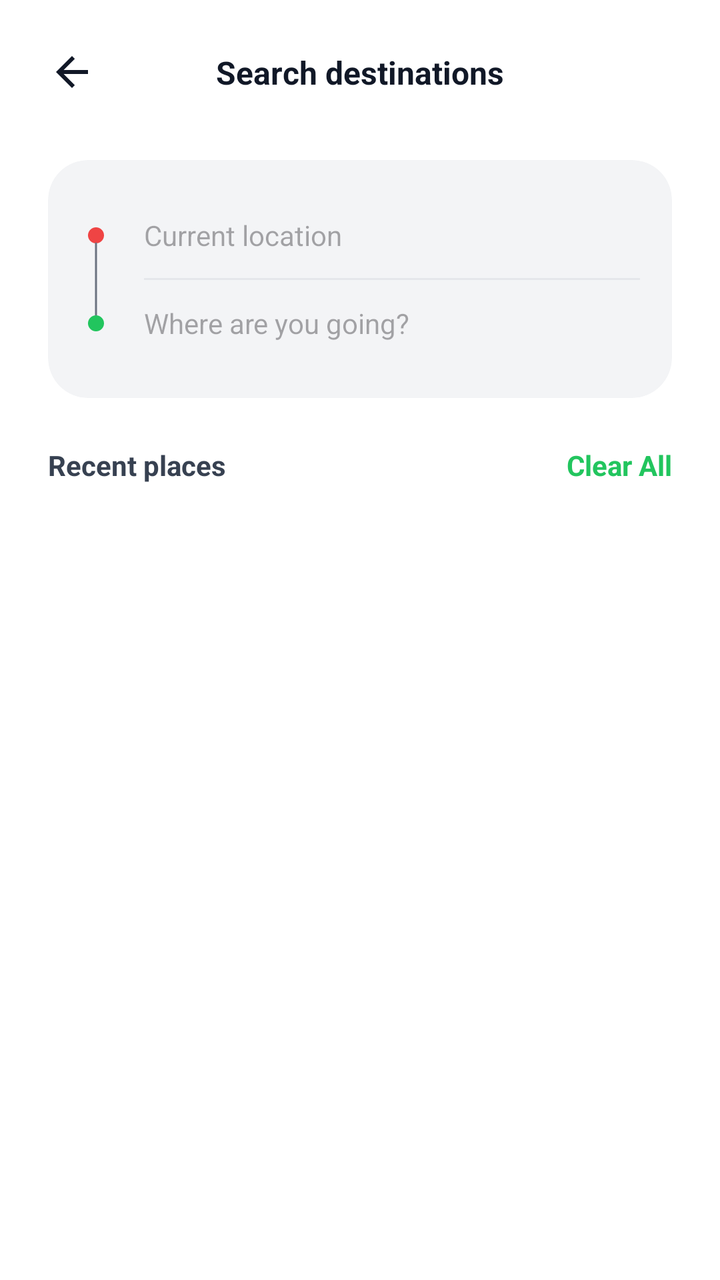
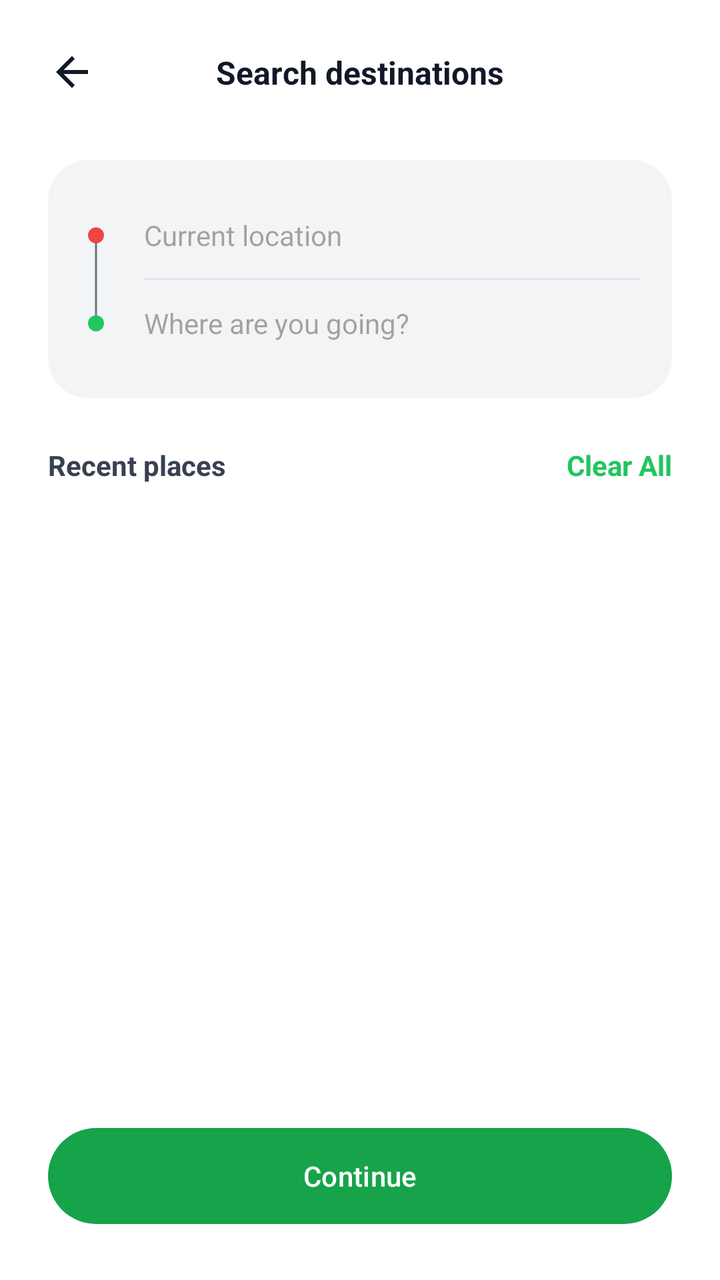

The first picture is an Android layout as it rendered before a commit; the second is the same layout after the commit. The layout source and the unified diff follow.
<!-- AndroidManifest.xml: application theme Theme.GoRide -->
<!-- res/layout/fragment_search_destination.xml -->
<?xml version="1.0" encoding="utf-8"?>
<androidx.constraintlayout.widget.ConstraintLayout xmlns:android="http://schemas.android.com/apk/res/android"
    xmlns:app="http://schemas.android.com/apk/res-auto"
    xmlns:tools="http://schemas.android.com/tools"
    android:layout_width="match_parent"
    android:layout_height="match_parent"
    android:background="@color/white"
    android:padding="24dp">

    <ImageView
        android:id="@+id/btnBack"
        android:layout_width="24dp"
        android:layout_height="24dp"
        android:src="@drawable/ic_arrow_back"
        app:layout_constraintStart_toStartOf="parent"
        app:layout_constraintTop_toTopOf="parent"
        app:tint="@color/gray_900" />

    <TextView
        android:layout_width="wrap_content"
        android:layout_height="wrap_content"
        android:text="Search destinations"
        android:textColor="@color/gray_900"
        android:textSize="16sp"
        android:textStyle="bold"
        app:layout_constraintBottom_toBottomOf="@id/btnBack"
        app:layout_constraintEnd_toEndOf="parent"
        app:layout_constraintStart_toStartOf="parent"
        app:layout_constraintTop_toTopOf="@id/btnBack" />

    <com.google.android.material.card.MaterialCardView
        android:id="@+id/cardInputs"
        android:layout_width="match_parent"
        android:layout_height="wrap_content"
        android:layout_marginTop="32dp"
        app:cardBackgroundColor="@color/gray_100"
        app:cardCornerRadius="20dp"
        app:strokeWidth="0dp"
        app:layout_constraintTop_toBottomOf="@id/btnBack">

        <androidx.constraintlayout.widget.ConstraintLayout
            android:layout_width="match_parent"
            android:layout_height="wrap_content"
            android:padding="16dp">

            <ImageView
                android:id="@+id/ivIndicator"
                android:layout_width="16dp"
                android:layout_height="60dp"
                android:src="@drawable/ic_route_indicator"
                app:layout_constraintBottom_toBottomOf="parent"
                app:layout_constraintStart_toStartOf="parent"
                app:layout_constraintTop_toTopOf="parent" />

            <EditText
                android:id="@+id/etPickup"
                android:layout_width="0dp"
                android:layout_height="wrap_content"
                android:layout_marginStart="16dp"
                android:background="@null"
                android:hint="Current location"
                android:paddingVertical="12dp"
                android:textColor="@color/gray_900"
                android:textSize="14sp"
                app:layout_constraintEnd_toEndOf="parent"
                app:layout_constraintStart_toEndOf="@id/ivIndicator"
                app:layout_constraintTop_toTopOf="parent" />

            <View
                android:layout_width="0dp"
                android:layout_height="1dp"
                android:background="@color/gray_200"
                app:layout_constraintBottom_toTopOf="@id/etDestination"
                app:layout_constraintEnd_toEndOf="parent"
                app:layout_constraintStart_toStartOf="@id/etPickup"
                app:layout_constraintTop_toBottomOf="@id/etPickup" />

            <EditText
                android:id="@+id/etDestination"
                android:layout_width="0dp"
                android:layout_height="wrap_content"
                android:background="@null"
                android:hint="Where are you going?"
                android:paddingVertical="12dp"
                android:textColor="@color/gray_900"
                android:textSize="14sp"
                app:layout_constraintBottom_toBottomOf="parent"
                app:layout_constraintEnd_toEndOf="parent"
                app:layout_constraintStart_toStartOf="@id/etPickup" />

        </androidx.constraintlayout.widget.ConstraintLayout>
    </com.google.android.material.card.MaterialCardView>

    <TextView
        android:id="@+id/tvRecentHeader"
        android:layout_width="wrap_content"
        android:layout_height="wrap_content"
        android:layout_marginTop="24dp"
        android:text="Recent places"
        android:textColor="@color/gray_700"
        android:textStyle="bold"
        app:layout_constraintStart_toStartOf="parent"
        app:layout_constraintTop_toBottomOf="@id/cardInputs" />

    <TextView
        android:id="@+id/btnClearAll"
        android:layout_width="wrap_content"
        android:layout_height="wrap_content"
        android:text="Clear All"
        android:textColor="@color/success"
        android:textStyle="bold"
        app:layout_constraintBottom_toBottomOf="@id/tvRecentHeader"
        app:layout_constraintEnd_toEndOf="parent"
        app:layout_constraintTop_toTopOf="@id/tvRecentHeader" />

    <androidx.recyclerview.widget.RecyclerView
        android:id="@+id/rvRecentPlaces"
        android:layout_width="match_parent"
        android:layout_height="0dp"
        android:layout_marginTop="16dp"
        app:layout_constraintBottom_toBottomOf="parent"
        app:layout_constraintTop_toBottomOf="@id/tvRecentHeader"
        tools:listitem="@layout/item_recent_place" />

</androidx.constraintlayout.widget.ConstraintLayout>
<!-- res/layout/item_recent_place.xml (included above) -->
<?xml version="1.0" encoding="utf-8"?>
<androidx.constraintlayout.widget.ConstraintLayout xmlns:android="http://schemas.android.com/apk/res/android"
    xmlns:app="http://schemas.android.com/apk/res-auto"
    android:layout_width="match_parent"
    android:layout_height="wrap_content"
    android:paddingVertical="12dp">

    <ImageView
        android:id="@+id/ivIcon"
        android:layout_width="24dp"
        android:layout_height="24dp"
        android:src="@drawable/ic_clock"
        app:layout_constraintStart_toStartOf="parent"
        app:layout_constraintTop_toTopOf="parent"
        app:tint="@color/gray_900" />

    <TextView
        android:id="@+id/tvName"
        android:layout_width="0dp"
        android:layout_height="wrap_content"
        android:layout_marginStart="16dp"
        android:text="Office"
        android:textColor="@color/gray_900"
        android:textSize="14sp"
        android:textStyle="bold"
        app:layout_constraintEnd_toStartOf="@id/tvDistance"
        app:layout_constraintStart_toEndOf="@id/ivIcon"
        app:layout_constraintTop_toTopOf="parent" />

    <TextView
        android:id="@+id/tvAddress"
        android:layout_width="0dp"
        android:layout_height="wrap_content"
        android:text="2972 Westheimer Rd. Santa Ana, Illinois 85486"
        android:textColor="@color/gray_500"
        android:textSize="12sp"
        app:layout_constraintEnd_toEndOf="@id/tvName"
        app:layout_constraintStart_toStartOf="@id/tvName"
        app:layout_constraintTop_toBottomOf="@id/tvName" />

    <TextView
        android:id="@+id/tvDistance"
        android:layout_width="wrap_content"
        android:layout_height="wrap_content"
        android:text="2.7km"
        android:textColor="@color/gray_700"
        android:textSize="12sp"
        app:layout_constraintBottom_toBottomOf="parent"
        app:layout_constraintEnd_toEndOf="parent"
        app:layout_constraintTop_toTopOf="parent" />

</androidx.constraintlayout.widget.ConstraintLayout>
<!-- resources referenced by this layout -->
<resources>
  <color name="gray_100">#F3F4F6</color>
  <color name="gray_200">#E5E7EB</color>
  <color name="gray_500">#6B7280</color>
  <color name="gray_700">#374151</color>
  <color name="gray_900">#111827</color>
  <color name="success">#22C55E</color>
  <color name="white">#FFFFFFFF</color>
  <!-- drawable ic_arrow_back (drawable) -->
  <vector xmlns:android="http://schemas.android.com/apk/res/android"
      android:width="24dp"
      android:height="24dp"
      android:viewportWidth="24"
      android:viewportHeight="24">
      <path
          android:fillColor="@color/gray_900"
          android:pathData="M20,11H7.83l5.59,-5.59L12,4l-8,8 8,8 1.41,-1.41L7.83,13H20v-2z" />
  </vector>
  <!-- drawable ic_clock (drawable) -->
  <vector xmlns:android="http://schemas.android.com/apk/res/android"
      android:width="24dp"
      android:height="24dp"
      android:viewportWidth="24"
      android:viewportHeight="24">
      <path
          android:fillColor="@color/gray_500"
          android:pathData="M11.99,2C6.47,2 2,6.48 2,12s4.47,10 9.99,10C17.52,22 22,17.52 22,12S17.52,2 11.99,2zM12,20c-4.42,0 -8,-3.58 -8,-8s3.58,-8 8,-8s8,3.58 8,8S16.42,20 12,20zM12.5,7H11v6l5.25,3.15l0.75,-1.23l-4.5,-2.67V7z" />
  </vector>
  <!-- drawable ic_route_indicator (drawable) -->
  <vector xmlns:android="http://schemas.android.com/apk/res/android"
      android:width="16dp"
      android:height="60dp"
      android:viewportWidth="16"
      android:viewportHeight="60">
      <path
          android:fillColor="@color/error"
          android:pathData="M8,8m-4,0a4,4 0 1,1 8,0a4,4 0 1,1 -8,0" />
      <path
          android:strokeWidth="1"
          android:strokeColor="@color/gray_500"
          android:strokeLineCap="round"
          android:pathData="M8,12 L8,48" />
      <path
          android:fillColor="@color/success"
          android:pathData="M8,52m-4,0a4,4 0 1,1 8,0a4,4 0 1,1 -8,0" />
  </vector>
  <style name="Theme.GoRide" parent="Theme.Material3.DayNight.NoActionBar">
          
          <item name="colorPrimary">@color/primary</item>
          <item name="colorPrimaryVariant">@color/primary_dark</item>
          <item name="colorOnPrimary">@color/white</item>
          
          <item name="colorSecondary">@color/primary_light</item>
          <item name="colorSecondaryVariant">@color/primary_dark</item>
          <item name="colorOnSecondary">@color/black</item>
          
          <item name="android:statusBarColor">?attr/colorPrimaryVariant</item>
      </style>
  <color name="error">#EF4444</color>
  <color name="primary">#16A34A</color>
  <color name="primary_dark">#15803D</color>
  <color name="primary_light">#DCFCE7</color>
  <color name="black">#FF000000</color>
</resources>

<!-- the commit's change to res/layout/fragment_search_destination.xml (unified diff, before → after) -->
@@ -91,6 +91,28 @@
         </androidx.constraintlayout.widget.ConstraintLayout>
     </com.google.android.material.card.MaterialCardView>
 
+    <com.google.android.material.card.MaterialCardView
+        android:id="@+id/cardSearchResults"
+        android:layout_width="match_parent"
+        android:layout_height="wrap_content"
+        android:layout_marginHorizontal="16dp"
+        android:layout_marginTop="4dp"
+        android:visibility="gone"
+        app:cardBackgroundColor="@color/white"
+        app:cardCornerRadius="16dp"
+        app:cardElevation="8dp"
+        app:strokeWidth="0dp"
+        app:layout_constraintTop_toBottomOf="@id/cardInputs">
+
+        <androidx.recyclerview.widget.RecyclerView
+            android:id="@+id/rvSearchResults"
+            android:layout_width="match_parent"
+            android:layout_height="wrap_content"
+            android:paddingVertical="8dp"
+            app:layoutManager="androidx.recyclerview.widget.LinearLayoutManager"
+            tools:listitem="@layout/item_search_result" />
+    </com.google.android.material.card.MaterialCardView>
+
     <TextView
         android:id="@+id/tvRecentHeader"
         android:layout_width="wrap_content"
@@ -118,11 +140,79 @@
         android:layout_width="match_parent"
         android:layout_height="0dp"
         android:layout_marginTop="16dp"
-        app:layout_constraintBottom_toBottomOf="parent"
+        android:layout_marginBottom="16dp"
+        app:layout_constraintBottom_toTopOf="@id/btnContinue"
         app:layout_constraintTop_toBottomOf="@id/tvRecentHeader"
         tools:listitem="@layout/item_recent_place" />
 
+    <com.google.android.material.button.MaterialButton
+        android:id="@+id/btnContinue"
+        android:layout_width="match_parent"
+        android:layout_height="56dp"
+        android:text="Continue"
+        app:layout_constraintBottom_toBottomOf="parent" />
+
+
 </androidx.constraintlayout.widget.ConstraintLayout>
+<!-- res/layout/item_search_result.xml (included above) -->
+<?xml version="1.0" encoding="utf-8"?>
+<com.google.android.material.card.MaterialCardView
+    xmlns:android="http://schemas.android.com/apk/res/android"
+    xmlns:app="http://schemas.android.com/apk/res-auto"
+    android:layout_width="match_parent"
+    android:layout_height="wrap_content"
+    android:layout_marginHorizontal="0dp"
+    android:layout_marginVertical="2dp"
+    app:cardBackgroundColor="@color/white"
+    app:cardElevation="0dp"
+    app:strokeWidth="0dp">
+
+    <androidx.constraintlayout.widget.ConstraintLayout
+        android:layout_width="match_parent"
+        android:layout_height="wrap_content"
+        android:padding="16dp"
+        android:background="?attr/selectableItemBackground">
+
+        <ImageView
+            android:id="@+id/ivLocationIcon"
+            android:layout_width="24dp"
+            android:layout_height="24dp"
+            android:src="@drawable/ic_location"
+            app:tint="@color/gray_500"
+            app:layout_constraintStart_toStartOf="parent"
+            app:layout_constraintTop_toTopOf="parent"
+            app:layout_constraintBottom_toBottomOf="parent" />
+
+        <TextView
+            android:id="@+id/tvMainLocation"
+            android:layout_width="0dp"
+            android:layout_height="wrap_content"
+            android:layout_marginStart="16dp"
+            android:textColor="@color/gray_900"
+            android:textSize="16sp"
+            android:textStyle="bold"
+            android:maxLines="1"
+            android:ellipsize="end"
+            app:layout_constraintStart_toEndOf="@id/ivLocationIcon"
+            app:layout_constraintEnd_toEndOf="parent"
+            app:layout_constraintTop_toTopOf="parent" />
+
+        <TextView
+            android:id="@+id/tvFullAddress"
+            android:layout_width="0dp"
+            android:layout_height="wrap_content"
+            android:layout_marginTop="4dp"
+            android:textColor="@color/gray_500"
+            android:textSize="14sp"
+            android:maxLines="1"
+            android:ellipsize="end"
+            app:layout_constraintStart_toStartOf="@id/tvMainLocation"
+            app:layout_constraintEnd_toEndOf="parent"
+            app:layout_constraintTop_toBottomOf="@id/tvMainLocation" />
+
+    </androidx.constraintlayout.widget.ConstraintLayout>
+
+</com.google.android.material.card.MaterialCardView>
 <!-- res/layout/item_recent_place.xml (included above) -->
 <?xml version="1.0" encoding="utf-8"?>
 <androidx.constraintlayout.widget.ConstraintLayout xmlns:android="http://schemas.android.com/apk/res/android"
<!-- resource entries referenced after the edit -->
@@ -26,6 +26,19 @@
       <path
           android:fillColor="@color/gray_500"
           android:pathData="M11.99,2C6.47,2 2,6.48 2,12s4.47,10 9.99,10C17.52,22 22,17.52 22,12S17.52,2 11.99,2zM12,20c-4.42,0 -8,-3.58 -8,-8s3.58,-8 8,-8s8,3.58 8,8S16.42,20 12,20zM12.5,7H11v6l5.25,3.15l0.75,-1.23l-4.5,-2.67V7z" />
+  </vector>
+  <!-- drawable ic_location (drawable) -->
+  <vector xmlns:android="http://schemas.android.com/apk/res/android"
+      android:width="24dp"
+      android:height="24dp"
+      android:viewportWidth="24"
+      android:viewportHeight="24">
+      <path
+          android:fillColor="@color/gray_500"
+          android:pathData="M12,2C8.13,2 5,5.13 5,9c0,5.25 7,13 7,13s7,-7.75 7,-13c0,-3.87 -3.13,-7 -7,-7zM7,9c0,-2.76 2.24,-5 5,-5s5,2.24 5,5c0,2.88 -2.88,7.19 -5,9.88C9.92,16.21 7,11.85 7,9z" />
+      <path
+          android:fillColor="@color/gray_500"
+          android:pathData="M12,9m-2.5,0a2.5,2.5 0 1,1 5,0a2.5,2.5 0 1,1 -5,0" />
   </vector>
   <!-- drawable ic_route_indicator (drawable) -->
   <vector xmlns:android="http://schemas.android.com/apk/res/android"
